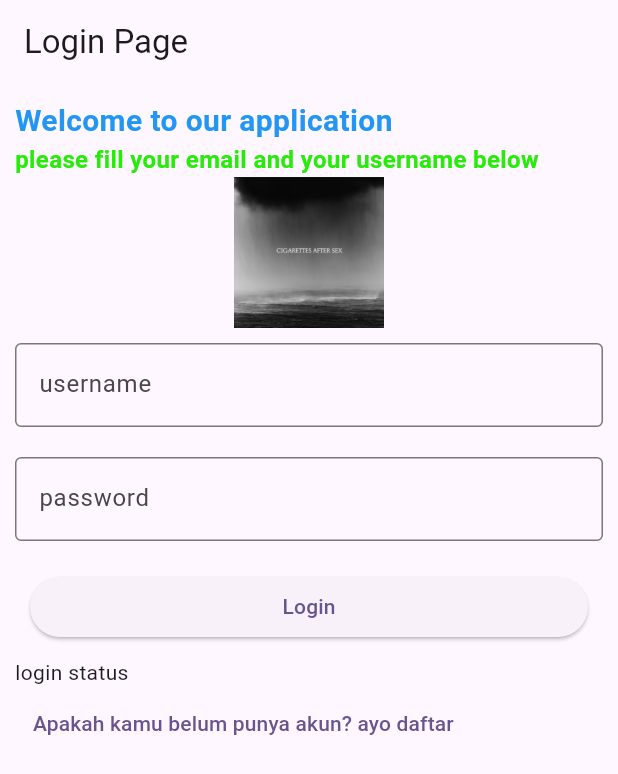
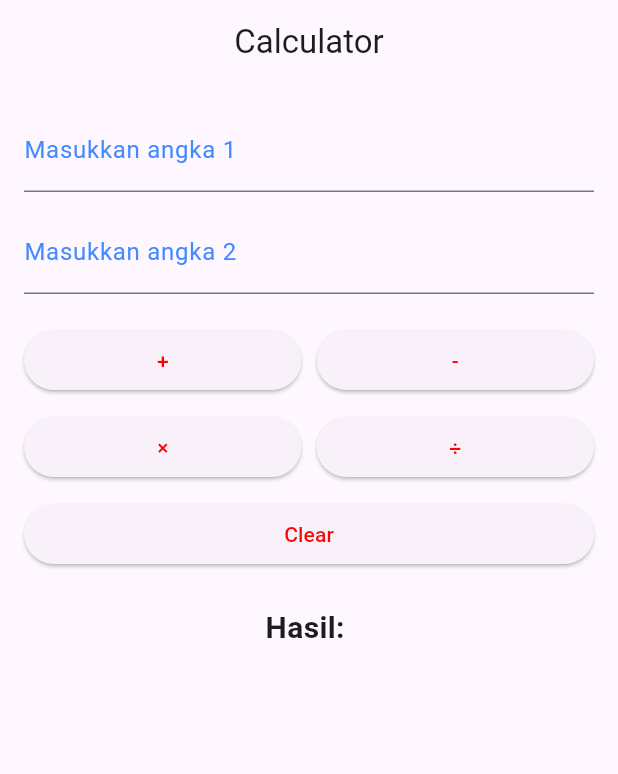
Before and after one commit to Desnianm/latihan_flutter, a Flutter app: the screen it shows after launch, on a phone screen of 412 x 824 dp. Shown: the top 774 px of the screen. Run offline on Flutter 3.47's test engine with Material 3 defaults, Android fonts, the phone set to English and light mode, and no system bars; our stand-ins replace get.

Commit message:
kalkulator

```diff
--- /dev/null
+++ b/lib/controllers/calculator_controllers.dart
@@ -0,0 +1,46 @@
+import 'package:flutter/material.dart';
+import 'package:get/get.dart';
+
+class CalculatorControllers extends GetxController {
+  final txtAngka1 = TextEditingController();
+  final txtAngka2 = TextEditingController();
+  var textHasil = "".obs;
+
+  void tambah() {
+    int angka1 = int.tryParse(txtAngka1.text) ?? 0;
+    int angka2 = int.tryParse(txtAngka2.text) ?? 0;
+    int hasil = angka1 + angka2;
+    textHasil.value = hasil.toString();
+  }
+
+  void kurang() {
+    int angka1 = int.tryParse(txtAngka1.text) ?? 0;
+    int angka2 = int.tryParse(txtAngka2.text) ?? 0;
+    int hasil = angka1 - angka2;
+    textHasil.value = hasil.toString();
+  }
+
+  void kali() {
+    int angka1 = int.tryParse(txtAngka1.text) ?? 0;
+    int angka2 = int.tryParse(txtAngka2.text) ?? 0;
+    int hasil = angka1 * angka2;
+    textHasil.value = hasil.toString();
+  }
+
+  void bagi() {
+    double angka1 = double.tryParse(txtAngka1.text) ?? 0;
+    double angka2 = double.tryParse(txtAngka2.text) ?? 0;
+    if (angka2 == 0) {
+      textHasil.value = "Tidak bisa dibagi 0";
+    } else {
+      double hasil = angka1 / angka2;
+      textHasil.value = hasil.toString();
+    }
+  }
+
+  void clear() {
+    txtAngka1.clear();
+    txtAngka2.clear();
+    textHasil.value = "";
+  }
+}
--- a/lib/login_page.dart
+++ b/lib/login_page.dart
@@ -1,4 +1,6 @@
 import 'package:flutter/material.dart';
+import 'package:latihan1_11pplg2/widget/custom_button.dart';
+import 'package:latihan1_11pplg2/widget/custom_textfield.dart';
 import 'register_page.dart';
 
 class LoginPage extends StatefulWidget {
@@ -43,48 +45,28 @@ String statuslogin = "login status";
 
             Container(
               margin: EdgeInsets.only(top: 10,bottom: 10),
-              child: TextField(
-                controller: txtUser,
-                decoration: InputDecoration(
-                  labelText: "username",
-                  border: OutlineInputBorder()
-                ),
-              ),
+              child: CustomTextfield(controller: txtUser,
+               label: "username",
+                labelColor: Colors.cyan,
+                 pass: false,
+                 isNumber: false)
             ),
 
             Container(
               margin: EdgeInsets.only(top: 10,bottom: 10),
-              child: TextField(
-                controller: txtPassword,
-                obscureText: true,
-                decoration: InputDecoration(
-                  labelText: "password",
-                  border: OutlineInputBorder(),
-                ),
-              ),
+              child: CustomTextfield(controller: txtPassword,
+               label: "Password",
+               labelColor: Colors.amberAccent,
+               pass: true,
+               isNumber: false)
             ),
 
           Container(
               margin: EdgeInsets.all(10),
-              child: SizedBox(
-                width: double.infinity,
-                child: ElevatedButton(
-                  onPressed: () {
-
-                    String username = txtUser.text;
-                    String password = txtPassword.text;
-
-                    setState(() {
-                      if (username == "admin" && password == "admin") {
-                        statuslogin = "Login berhasil";
-                      } else {
-                        statuslogin = "Login gagal";
-                      }
-                    });
-                  },
-                  child: Text("Login"),
-                ),
-              ),
+              child: CustomButton(myText: "Login", myTextColor: Colors.greenAccent, onPressed: (){
+                 print("login button clicked");
+              },
+              )
             ),
              Text(statuslogin),
              TextButton (
--- a/lib/main.dart
+++ b/lib/main.dart
@@ -1,5 +1,7 @@
 import 'package:flutter/material.dart';
+import 'package:get/get.dart';
 import 'package:latihan1_11pplg2/login_page.dart';
+import 'package:latihan1_11pplg2/pages/kalkulator_pages.dart';
 
 void main() {
   runApp(const MyApp());
@@ -11,12 +13,12 @@ class MyApp extends StatelessWidget {
   // This widget is the root of your application.
   @override
   Widget build(BuildContext context) {
-    return MaterialApp(
+    return GetMaterialApp(
       title: 'Flutter Demo',
       theme: ThemeData(
         colorScheme: ColorScheme.fromSeed(seedColor: Colors.deepPurple),
       ),
-      home: LoginPage(),
+      home: CalculatorPages(),
     );
   }
 }
--- /dev/null
+++ b/lib/pages/kalkulator_pages.dart
@@ -0,0 +1,114 @@
+import 'package:flutter/material.dart';
+import 'package:get/get.dart';
+import 'package:latihan1_11pplg2/controllers/calculator_controllers.dart';
+import 'package:latihan1_11pplg2/widget/custom_button.dart';
+import 'package:latihan1_11pplg2/widget/custom_textfield.dart';
+
+class CalculatorPages extends StatelessWidget {
+  final CalculatorControllers calculatorController =
+      Get.put(CalculatorControllers());
+
+  CalculatorPages({super.key});
+
+  @override
+  Widget build(BuildContext context) {
+    return Scaffold(
+      appBar: AppBar(
+        title: const Text("Calculator"),
+        centerTitle: true,
+      ),
+      body: Padding(
+        padding: const EdgeInsets.all(16),
+        child: Column(
+          children: [
+            CustomTextfield(
+              controller: calculatorController.txtAngka1,
+              label: "Masukkan angka 1",
+              labelColor: Colors.blueAccent,
+              pass: false,
+              isNumber: true,
+            ),
+            const SizedBox(height: 12),
+            CustomTextfield(
+              controller: calculatorController.txtAngka2,
+              label: "Masukkan angka 2",
+              labelColor: Colors.blueAccent,
+              pass: false,
+              isNumber: true,
+            ),
+            const SizedBox(height: 20),
+
+
+            Row(
+              children: [
+                Expanded(
+                  child: CustomButton(
+                    myText: "+",
+                    myTextColor: const Color.fromARGB(255, 243, 5, 5),
+                    onPressed: calculatorController.tambah,
+                  ),
+                ),
+                const SizedBox(width: 10),
+                Expanded(
+                  child: CustomButton(
+                    myText: "-",
+                    myTextColor: const Color.fromARGB(255, 241, 5, 5),
+                    onPressed: calculatorController.kurang,
+                  ),
+                ),
+              ],
+            ),
+            const SizedBox(height: 10),
+
+
+            Row(
+              children: [
+                Expanded(
+                  child: CustomButton(
+                    myText: "×",
+                    myTextColor: const Color.fromARGB(255, 255, 0, 0),
+                    onPressed: calculatorController.kali,
+                  ),
+                ),
+                const SizedBox(width: 10),
+                Expanded(
+                  child: CustomButton(
+                    myText: "÷",
+                    myTextColor: const Color.fromARGB(255, 249, 2, 2),
+                    onPressed: calculatorController.bagi,
+                  ),
+                ),
+              ],
+            ),
+            const SizedBox(height: 10),
+
+
+            Row(
+              children: [
+                Expanded(
+                  child: CustomButton(
+                    myText: "Clear",
+                    myTextColor: const Color.fromARGB(255, 253, 5, 5),
+                    onPressed: calculatorController.clear,
+                  ),
+                ),
+              ],
+            ),
+            const SizedBox(height: 24),
+
+
+            Obx(() {
+              return Text(
+                "Hasil: ${calculatorController.textHasil.value}",
+                style: const TextStyle(
+                  fontSize: 20,
+                  fontWeight: FontWeight.w600,
+                ),
+              );
+            })
+          ],
+        ),
+      ),
+    );
+  }
+}
--- /dev/null
+++ b/lib/widget/custom_button.dart
@@ -0,0 +1,19 @@
+import 'package:flutter/material.dart';
+
+
+
+class CustomButton extends StatelessWidget {
+  final String myText;
+  final Color myTextColor;
+  final VoidCallback onPressed;
+
+  const CustomButton({super.key, required this.myText, required this.myTextColor, required this.onPressed});
+
+  @override
+  Widget build(BuildContext context) {
+    return ElevatedButton(
+      onPressed: onPressed
+      ,child: Text(myText, style: TextStyle(color: myTextColor),
+      ));
+  }
+}
--- /dev/null
+++ b/lib/widget/custom_textfield.dart
@@ -0,0 +1,29 @@
+import 'package:flutter/material.dart';
+import 'package:flutter/services.dart';
+
+class CustomTextfield extends StatelessWidget {
+final bool isNumber;
+final TextEditingController controller;
+final String label;
+final Color labelColor;
+final bool pass;
+  const CustomTextfield({ required this.isNumber, required this.controller, required this.label, required this.labelColor, required this.pass});
+
+  @override
+  Widget build(BuildContext context) {
+    return Container(
+      child: TextField(
+        keyboardType: isNumber ? TextInputType.number : TextInputType.text,
+        inputFormatters : isNumber ?[
+          FilteringTextInputFormatter.digitsOnly] : [],
+        controller: controller,
+        obscureText: pass,
+        decoration: InputDecoration(
+          labelText: label,
+          labelStyle: TextStyle(color: labelColor)
+      ),
+      )
+
+    );
+  }
+}
--- a/pubspec.yaml
+++ b/pubspec.yaml
@@ -34,6 +34,7 @@ dependencies:
   # The following adds the Cupertino Icons font to your application.
   # Use with the CupertinoIcons class for iOS style icons.
   cupertino_icons: ^1.0.8
+  get: ^4.7.2
 
 dev_dependencies:
   flutter_test:
```
Also changed, not shown: lib/register_page.dart (+19 -13 lines), lib/widget/date_field.dart (added, +32 -0 lines), pubspec.lock.
